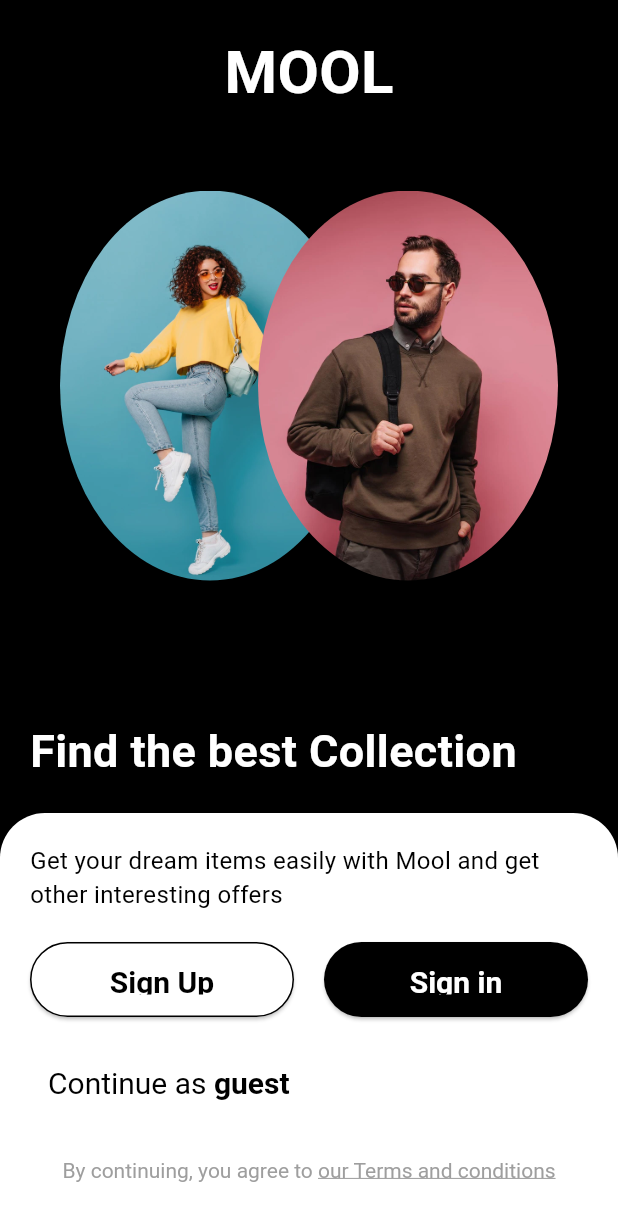
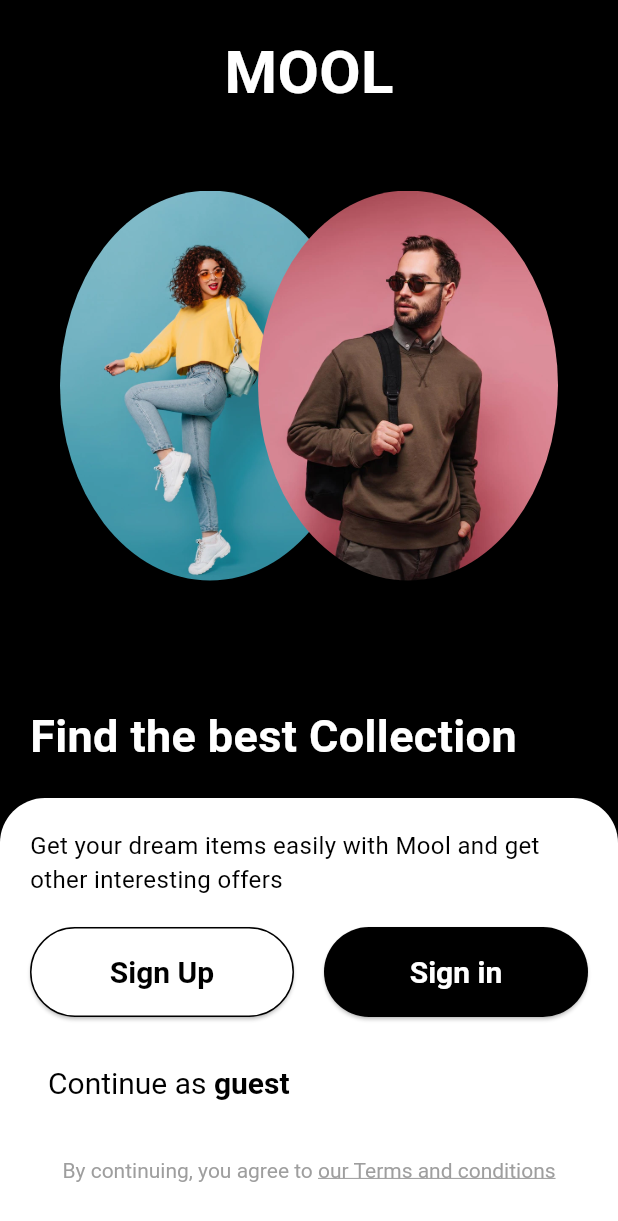
Before and after one commit to zezoamr/obelion-MOOL-flutter, a Flutter app: the screen it shows after launch, on a phone screen of 412 x 824 dp. Shown: the top 1221 px of the screen. Run offline on Flutter 3.47's test engine with Material 3 defaults, Android fonts, the light colour scheme and no system bars; our stand-ins replace flutter_svg.

Commit message:
fix welcome screen layout outofbounds error  and feat some navigation between screens

```diff
--- a/flutter_mool/lib/main.dart
+++ b/flutter_mool/lib/main.dart
@@ -1,6 +1,5 @@
 import 'package:flutter/material.dart';
-import 'package:flutter_mool/screens/welcome_screen.dart';
-import 'screens/splash_screen.dart';
+import 'package:flutter_mool/screens/splash_screen.dart';
 
 void main() {
   runApp(const MainApp());
@@ -22,7 +21,7 @@
         colorScheme: ColorScheme.fromSwatch()
             .copyWith(secondary: Colors.white), //accentColor: Colors.white,
       ),
-      home: WelcomeScreen(),
+      home: SplashScreen(),
     );
   }
 }
--- a/flutter_mool/lib/screens/welcome_screen.dart
+++ b/flutter_mool/lib/screens/welcome_screen.dart
@@ -1,4 +1,5 @@
 import 'package:flutter/material.dart';
+import 'package:flutter_mool/screens/signup_screen.dart';
 
 class WelcomeScreen extends StatelessWidget {
   @override
@@ -109,7 +110,7 @@
             children: [
               Expanded(
                 child: Container(
-                  height: 50,
+                  height: 60,
                   width: 100,
                   child: ElevatedButton(
                     child: const Text('Sign Up'),
@@ -122,14 +123,19 @@
                           fontWeight: FontWeight.bold,
                           fontSize: 20,
                         )),
-                    onPressed: () {},
+                    onPressed: () {
+                      Navigator.pushReplacement(
+                        context,
+                        MaterialPageRoute(builder: (context) => SignupScreen()),
+                      );
+                    },
                   ),
                 ),
               ),
               const SizedBox(width: 20),
               Expanded(
                 child: Container(
-                  height: 50,
+                  height: 60,
                   width: 100,
                   child: ElevatedButton(
                     child: const Text('Sign in'),
```
